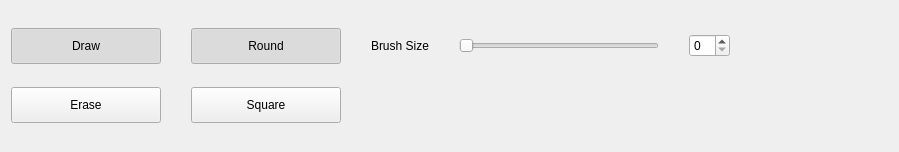
The window that Qt/InstaDam/Selector/freeSelect.ui (Vedhus/InstaDam) describes before a commit, drawn with Qt 5.
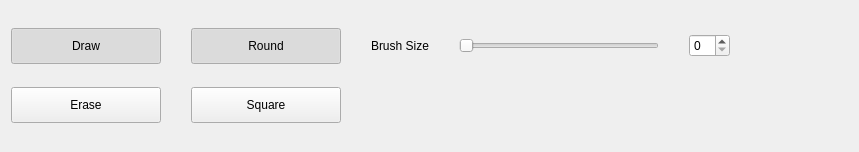
The same window after the commit.

Patch:
```diff
--- a/Qt/InstaDam/Selector/freeSelect.ui
+++ b/Qt/InstaDam/Selector/freeSelect.ui
@@ -6,20 +6,20 @@
    <rect>
     <x>0</x>
     <y>0</y>
-    <width>899</width>
+    <width>859</width>
     <height>152</height>
    </rect>
   </property>
   <property name="sizePolicy">
-   <sizepolicy hsizetype="Fixed" vsizetype="Fixed">
+   <sizepolicy hsizetype="Expanding" vsizetype="Expanding">
     <horstretch>0</horstretch>
     <verstretch>2</verstretch>
    </sizepolicy>
   </property>
   <property name="minimumSize">
    <size>
-    <width>0</width>
-    <height>0</height>
+    <width>859</width>
+    <height>152</height>
    </size>
   </property>
   <property name="windowTitle">
```
